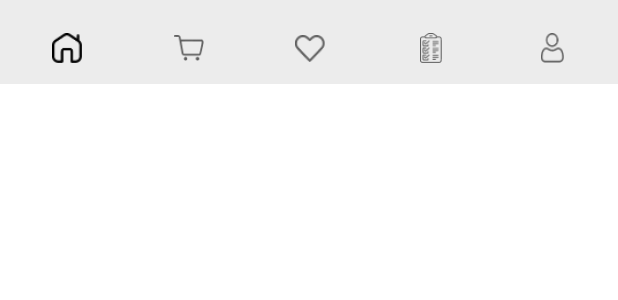
After one commit to vokrob/FoodApp-2, an Android app built with Jetpack Compose: the @Preview function MyBottomBar, on a phone screen of 412 x 824 dp. The commit adds this screen. Shown: the top 300 px of the screen. Run offline under Robolectric (Android 15) with nearby library versions, the phone set to English and light mode, and no system bars.

Commit message:
Add bottom navigation

```diff
--- a/app/src/main/AndroidManifest.xml
+++ b/app/src/main/AndroidManifest.xml
@@ -25,7 +25,7 @@
             </intent-filter>
         </activity>
         <activity
-            android:name=".MainActivity"
+            android:name=".Activity.Dashboard.MainActivity"
             android:exported="true"
             android:label="@string/app_name"
             android:theme="@style/Theme.FoodApp2" />
--- /dev/null
+++ b/app/src/main/java/com/vokrob/foodapp_2/Activity/Dashboard/MyBottomBar.kt
@@ -0,0 +1,103 @@
+package com.vokrob.foodapp_2.Activity.Dashboard
+
+import androidx.compose.foundation.layout.padding
+import androidx.compose.foundation.layout.size
+import androidx.compose.material.BottomAppBar
+import androidx.compose.material.BottomNavigationItem
+import androidx.compose.material.Icon
+import androidx.compose.runtime.Composable
+import androidx.compose.runtime.getValue
+import androidx.compose.runtime.mutableStateOf
+import androidx.compose.runtime.remember
+import androidx.compose.runtime.setValue
+import androidx.compose.ui.Modifier
+import androidx.compose.ui.graphics.painter.Painter
+import androidx.compose.ui.platform.LocalContext
+import androidx.compose.ui.res.colorResource
+import androidx.compose.ui.res.painterResource
+import androidx.compose.ui.tooling.preview.Preview
+import androidx.compose.ui.unit.dp
+import com.vokrob.foodapp_2.R
+
+@Preview
+@Composable
+fun MyBottomBar() {
+    val bottomMenuItemsList = prepareBottomMenu()
+    val context = LocalContext.current
+    var selectedItem by remember { mutableStateOf("Home") }
+
+    BottomAppBar(
+        backgroundColor = colorResource(R.color.grey),
+        elevation = 3.dp
+    ) {
+        bottomMenuItemsList.forEach { bottomMenuItem ->
+            BottomNavigationItem(
+                selected = (selectedItem == bottomMenuItem.label),
+                onClick = {
+                    selectedItem = bottomMenuItem.label
+                    if (bottomMenuItem.label == "Cart") {
+
+                    } else {
+
+                    }
+                },
+                icon = {
+                    Icon(
+                        painter = bottomMenuItem.icon,
+                        contentDescription = null,
+                        modifier = Modifier
+                            .padding(top = 8.dp)
+                            .size(20.dp)
+                    )
+                }
+            )
+        }
+    }
+}
+
+data class BottomMenuItem(
+    val label: String,
+    val icon: Painter
+)
+
+@Composable
+fun prepareBottomMenu(): List<BottomMenuItem> {
+    val bottomMenuItemList = arrayListOf<BottomMenuItem>()
+
+    bottomMenuItemList.add(
+        BottomMenuItem(
+            label = "Home",
+            icon = painterResource(R.drawable.btn_1)
+        )
+    )
+
+    bottomMenuItemList.add(
+        BottomMenuItem(
+            label = "Cart",
+            icon = painterResource(R.drawable.btn_2)
+        )
+    )
+
+    bottomMenuItemList.add(
+        BottomMenuItem(
+            label = "Favorite",
+            icon = painterResource(R.drawable.btn_3)
+        )
+    )
+
+    bottomMenuItemList.add(
+        BottomMenuItem(
+            label = "Order",
+            icon = painterResource(R.drawable.btn_4)
+        )
+    )
+
+    bottomMenuItemList.add(
+        BottomMenuItem(
+            label = "Profile",
+            icon = painterResource(R.drawable.btn_5)
+        )
+    )
+
+    return bottomMenuItemList
+}
--- a/app/src/main/java/com/vokrob/foodapp_2/Activity/Splash/SplashActivity.kt
+++ b/app/src/main/java/com/vokrob/foodapp_2/Activity/Splash/SplashActivity.kt
@@ -26,7 +26,7 @@ import androidx.compose.ui.unit.dp
 import androidx.compose.ui.unit.sp
 import androidx.constraintlayout.compose.ConstraintLayout
 import com.vokrob.foodapp_2.Activity.BaseActivity
-import com.vokrob.foodapp_2.MainActivity
+import com.vokrob.foodapp_2.Activity.Dashboard.MainActivity
 import com.vokrob.foodapp_2.R
 
 class SplashActivity : BaseActivity() {
```
Also changed, not shown: app/src/main/java/com/vokrob/foodapp_2/Activity/Dashboard/MainActivity.kt (added, +38 -0 lines), app/src/main/java/com/vokrob/foodapp_2/MainActivity.kt (deleted, +0 -47 lines).
